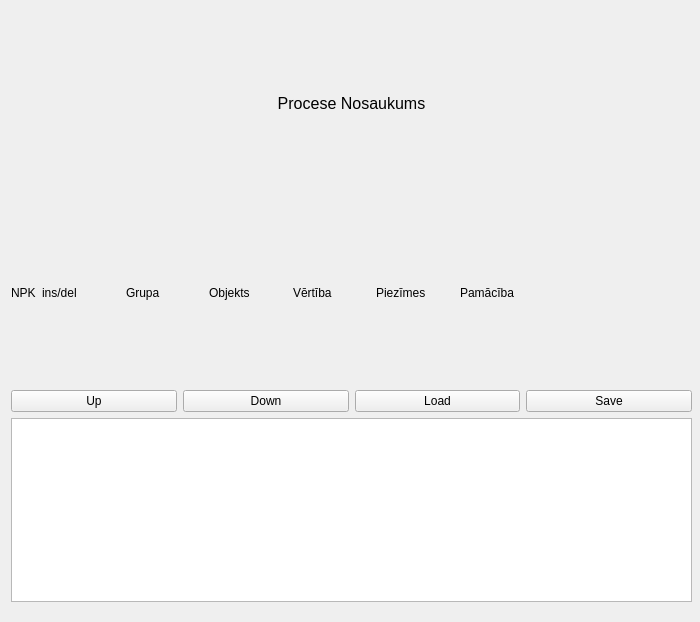
Old version of the form processteps.ui in the repository kasarkonic/Sauka1.
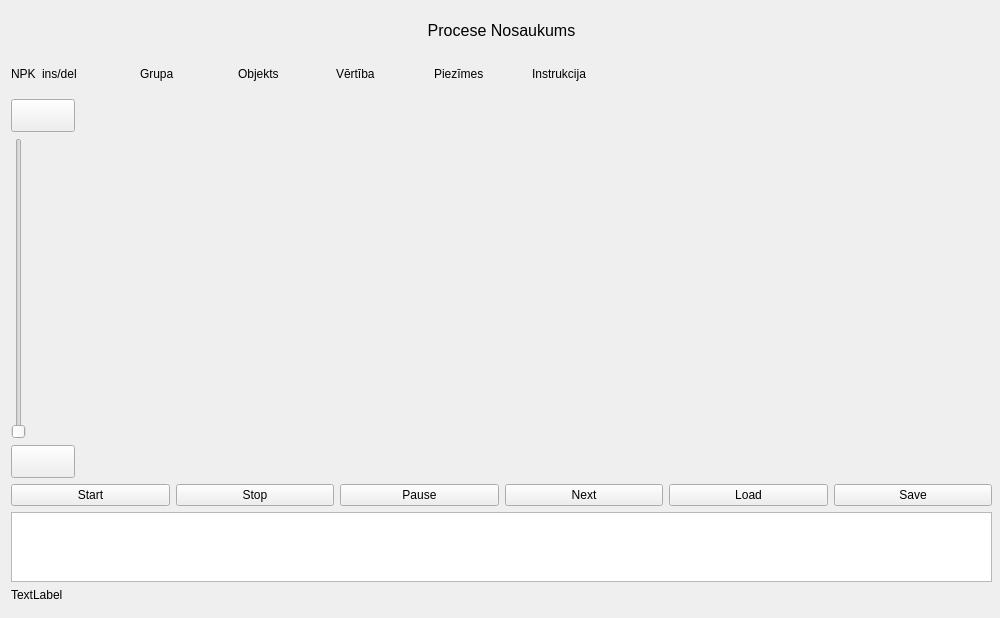
New version of the form.

```diff
--- a/processteps.ui
+++ b/processteps.ui
@@ -9,8 +9,8 @@
    <rect>
     <x>0</x>
     <y>0</y>
-    <width>700</width>
-    <height>622</height>
+    <width>1000</width>
+    <height>618</height>
    </rect>
   </property>
   <property name="sizePolicy">
@@ -27,8 +27,8 @@
   </property>
   <property name="maximumSize">
    <size>
-    <width>700</width>
-    <height>900</height>
+    <width>1994</width>
+    <height>1300</height>
    </size>
   </property>
   <property name="windowTitle">
@@ -39,11 +39,11 @@
     <rect>
      <x>11</x>
      <y>11</y>
-     <width>681</width>
+     <width>981</width>
      <height>591</height>
     </rect>
    </property>
-   <layout class="QVBoxLayout" name="verticalLayout" stretch="1,1,10,1,1">
+   <layout class="QVBoxLayout" name="verticalLayout" stretch="1,1,10,1,1,0">
     <property name="sizeConstraint">
      <enum>QLayout::SizeConstraint::SetDefaultConstraint</enum>
     </property>
@@ -67,7 +67,7 @@
      </layout>
     </item>
     <item>
-     <layout class="QHBoxLayout" name="horizontalLayout_3" stretch="0,10,10,10,10,10,30">
+     <layout class="QHBoxLayout" name="horizontalLayout_3" stretch="0,10,10,10,10,10,50">
       <item>
        <widget class="QLabel" name="label_Number">
         <property name="text">
@@ -113,14 +113,110 @@
       <item>
        <widget class="QLabel" name="label">
         <property name="text">
-         <string>Pamācība</string>
+         <string>Instrukcija</string>
         </property>
        </widget>
       </item>
      </layout>
     </item>
     <item>
-     <layout class="QVBoxLayout" name="verticalLayout_2"/>
+     <layout class="QVBoxLayout" name="verticalLayout_2">
+      <item>
+       <layout class="QHBoxLayout" name="horizontalLayout_5" stretch="0,100">
+        <item>
+         <layout class="QVBoxLayout" name="verticalLayout_3">
+          <item>
+           <widget class="QPushButton" name="pushButton_SlUp">
+            <property name="sizePolicy">
+             <sizepolicy hsizetype="Fixed" vsizetype="Fixed">
+              <horstretch>0</horstretch>
+              <verstretch>0</verstretch>
+             </sizepolicy>
+            </property>
+            <property name="minimumSize">
+             <size>
+              <width>20</width>
+              <height>0</height>
+             </size>
+            </property>
+            <property name="font">
+             <font>
+              <pointsize>16</pointsize>
+              <bold>true</bold>
+             </font>
+            </property>
+            <property name="text">
+             <string/>
+            </property>
+            <property name="autoRepeat">
+             <bool>true</bool>
+            </property>
+            <property name="autoRepeatDelay">
+             <number>300</number>
+            </property>
+            <property name="autoRepeatInterval">
+             <number>75</number>
+            </property>
+           </widget>
+          </item>
+          <item>
+           <widget class="QSlider" name="verticalSlider">
+            <property name="sizePolicy">
+             <sizepolicy hsizetype="Fixed" vsizetype="Expanding">
+              <horstretch>0</horstretch>
+              <verstretch>0</verstretch>
+             </sizepolicy>
+            </property>
+            <property name="maximum">
+             <number>304</number>
+            </property>
+            <property name="orientation">
+             <enum>Qt::Vertical</enum>
+            </property>
+           </widget>
+          </item>
+          <item>
+           <widget class="QPushButton" name="pushButton_SlDown">
+            <property name="sizePolicy">
+             <sizepolicy hsizetype="Fixed" vsizetype="Fixed">
+              <horstretch>0</horstretch>
+              <verstretch>0</verstretch>
+             </sizepolicy>
+            </property>
+            <property name="minimumSize">
+             <size>
+              <width>20</width>
+              <height>0</height>
+             </size>
+            </property>
+            <property name="font">
+             <font>
+              <pointsize>16</pointsize>
+              <bold>true</bold>
+             </font>
+            </property>
+            <property name="text">
+             <string/>
+            </property>
+            <property name="autoRepeat">
+             <bool>true</bool>
+            </property>
+            <property name="autoRepeatDelay">
+             <number>300</number>
+            </property>
+            <property name="autoRepeatInterval">
+             <number>75</number>
+            </property>
+           </widget>
+          </item>
+         </layout>
+        </item>
+        <item>
+         <layout class="QVBoxLayout" name="verticalLayout_4"/>
+        </item>
+       </layout>
+      </item>
+     </layout>
     </item>
     <item>
      <layout class="QHBoxLayout" name="horizontalLayout">
@@ -133,7 +229,7 @@
          </size>
         </property>
         <property name="text">
-         <string>Up</string>
+         <string>Start</string>
         </property>
        </widget>
       </item>
@@ -146,7 +242,21 @@
          </size>
         </property>
         <property name="text">
-         <string>Down</string>
+         <string>Stop</string>
+        </property>
+       </widget>
+      </item>
+      <item>
+       <widget class="QPushButton" name="pushButton_Pause">
+        <property name="text">
+         <string>Pause</string>
+        </property>
+       </widget>
+      </item>
+      <item>
+       <widget class="QPushButton" name="pushButton_Nezxt">
+        <property name="text">
+         <string>Next</string>
         </property>
        </widget>
       </item>
@@ -185,6 +295,13 @@
       </item>
      </layout>
     </item>
+    <item>
+     <widget class="QLabel" name="label_Info">
+      <property name="text">
+       <string>TextLabel</string>
+      </property>
+     </widget>
+    </item>
    </layout>
   </widget>
  </widget>
```
Left out of the diff: 10 changed lines with no effect on the pictures.
